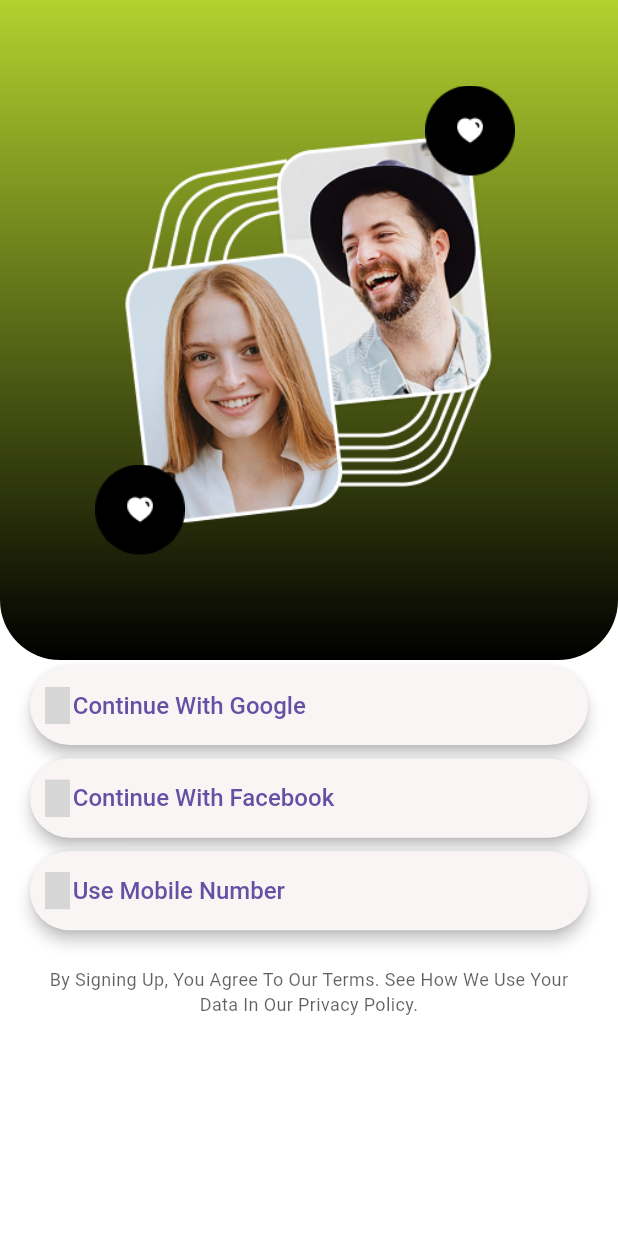
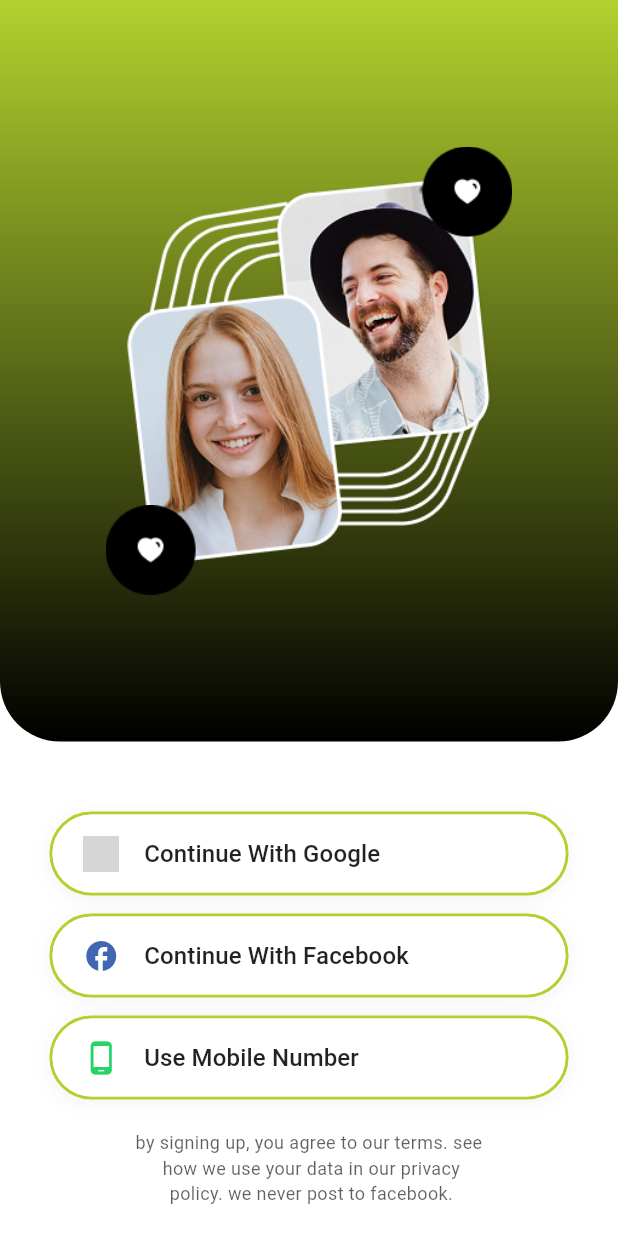
Before and after one commit to Seshadevi/dating_app, a Flutter app: the SelectPage screen opened directly, on a phone screen of 412 x 824 dp. Run offline on Flutter 3.47's test engine with Material 3 defaults, Android fonts, the phone set to English and light mode, and no system bars; our stand-ins replace flutter_riverpod, flutter_svg, font_awesome_flutter, intl_phone_field, pin_code_fields; Roboto replaces fonts that are missing (Lexend); grey boxes are pictures that could not be loaded.

Commit message:
loging selection mode

```diff
--- a/lib/screens/Entryselection_page.dart
+++ b/lib/screens/Entryselection_page.dart
@@ -2,32 +2,53 @@ import 'package:flutter/material.dart';
 import 'package:flutter_riverpod/flutter_riverpod.dart';
 import 'package:dating/screens/logins/loginscreen.dart';
 import 'package:flutter_svg/flutter_svg.dart';
+import 'package:font_awesome_flutter/font_awesome_flutter.dart';
 
 class SelectPage extends ConsumerWidget {
   const SelectPage({super.key});
 
   @override
   Widget build(BuildContext context, WidgetRef ref) {
+    // Get screen dimensions using MediaQuery
+    final screenSize = MediaQuery.of(context).size;
+    final screenWidth = screenSize.width;
+    final screenHeight = screenSize.height;
+
+    // Define responsive breakpoints
+    final isSmallScreen = screenWidth < 375;
+    final isMediumScreen = screenWidth >= 375 && screenWidth < 768;
+    final isLargeScreen = screenWidth >= 768;
+
     return Scaffold(
       backgroundColor: Colors.white,
       body: Column(
         children: [
-          _buildImageSection(), // **Fixed Image Section**
-          // const Spacer(),
-          _buildButtons(context), // **Buttons**
-          const SizedBox(height: 20),
-          _buildDisclaimerText(), // **Disclaimer**
-          const SizedBox(height: 20),
+          _buildImageSection(screenWidth, screenHeight, isSmallScreen),
+          const Spacer(),
+          _buildButtons(context, screenWidth, isSmallScreen),
+          SizedBox(height: isSmallScreen ? 15 : 20),
+          _buildDisclaimerText(screenWidth),
+          SizedBox(height: isSmallScreen ? 15 : 20),
         ],
       ),
     );
   }
 
-  /// **Image Section Fixed**
-  Widget _buildImageSection() {
+  /// **Image Section with Responsive Design**
+  Widget _buildImageSection(double screenWidth, double screenHeight, bool isSmallScreen) {
+    // Calculate responsive dimensions
+    final containerHeight = isSmallScreen
+        ? screenHeight * 0.55  // 55% of screen height for small screens
+        : screenHeight * 0.60; // 60% for larger screens
+
+    final mainImageWidth = screenWidth * 0.6; // 60% of screen width
+    final mainImageHeight = containerHeight * 0.7; // 70% of container height
+
+    final smallImageSize = isSmallScreen ? 45.0 : 60.0;
+
     return Container(
       width: double.infinity,
-      height: 440.0,
+      height: containerHeight,
       decoration: const BoxDecoration(
         gradient: LinearGradient(
           colors: [
@@ -53,32 +74,32 @@ class SelectPage extends ConsumerWidget {
               borderRadius: BorderRadius.circular(8.0),
               child: Image.asset(
                 'assets/Group_1000002551.png',
-                width: 250.0,
-                height: 375.0,
+                width: mainImageWidth,
+                height: mainImageHeight,
                 fit: BoxFit.contain,
               ),
             ),
           ),
           Align(
-            alignment: AlignmentDirectional(0.61, -0.7),
+            alignment: AlignmentDirectional(0.60, -0.55),
             child: ClipRRect(
               borderRadius: BorderRadius.circular(8.0),
               child: Image.asset(
                 'assets/Frame_1597886617.png',
-                width: 60.0,
-                height: 60.0,
+                width: smallImageSize,
+                height: smallImageSize,
                 fit: BoxFit.contain,
               ),
             ),
           ),
           Align(
-            alignment: AlignmentDirectional(-0.64, 0.63),
+            alignment: AlignmentDirectional(-0.60, 0.55),
             child: ClipRRect(
               borderRadius: BorderRadius.circular(8.0),
               child: Image.asset(
                 'assets/Frame_1597886617.png',
-                width: 60.0,
-                height: 60.0,
+                width: smallImageSize,
+                height: smallImageSize,
                 fit: BoxFit.cover,
               ),
             ),
@@ -86,116 +107,143 @@ class SelectPage extends ConsumerWidget {
         ],
       ),
     );
-    // Container(
-    //   width: double.infinity,
-    //   height: 450, // Adjusted for perfect fit
-
-    //    decoration: const BoxDecoration(
-    //       gradient: LinearGradient(
-    //         // colors: [Color(0xFF00A878), Color(0xFF028090)],
-    //         colors: [Color(0xFF869E23), Color(0xFF000000)],
-    //         begin: Alignment.topLeft,
-    //         end: Alignment.bottomRight,
-    //       ),
-    //        borderRadius: BorderRadius.only(
-    //       bottomLeft: Radius.circular(60), // **Rounded Bottom**
-    //       bottomRight: Radius.circular(60),
-    //     ),
-
-    //     ),
-    //   child: Center(
-    //     child: ClipRRect(
-    //       borderRadius: BorderRadius.circular(20),
-    //       child: Image.asset(
-    //         "assets/image.png", // **Your Image Path**
-    //         width: 290, // Image Size Adjusted
-    //         height: 290,
-    //         fit: BoxFit.cover,
-    //       ),
-    //     ),
-    //   ),
-    // );
   }
 
-  /// **Buttons Section**
-  Widget _buildButtons(BuildContext context) {
-    final screenWidth = MediaQuery.of(context).size.width;
-    final screenHeight = MediaQuery.of(context).size.height;
-    return Column(
+  /// **Buttons Section with Responsive Design**
+  Widget _buildButtons(BuildContext context, double screenWidth, bool isSmallScreen) {
+    final horizontalPadding = screenWidth * 0.08; // 8% of screen width
+    final buttonSpacing = isSmallScreen ? 10.0 : 12.0;
+
+    return Padding(
+      padding: EdgeInsets.symmetric(horizontal: horizontalPadding),
+      child: Column(
         children: [
-        _longButton(
+          _buildSocialButton(
             "Continue With Google",
-          SvgPicture.asset(
-            'assets/google_logo.svg',
-            width: screenWidth * 0.04,
-            height: screenHeight * 0.03,
-          ),
+            null,
+            const Color(0xffDB4437),
+            screenWidth,
+            isSmallScreen,
                 () {
-            // Your Google Login Logic Here
-
               print("Google Login Clicked");
             },
+            image: Image.asset(
+              'assets/google.png',
+              width: isSmallScreen ? 20 : 24,
+              height: isSmallScreen ? 20 : 24,
             ),
-        const SizedBox(height: 1),
-        _longButton(
+          ),
+          SizedBox(height: buttonSpacing),
+          _buildSocialButton(
             "Continue With Facebook",
-          SvgPicture.asset(
-            'assets/google_logo.svg',
-            width: screenWidth * 0.04,
-            height: screenHeight * 0.03,
-          ),
+            null,
+            const Color(0xff4267B2),
+            screenWidth,
+            isSmallScreen,
                 () {
-            // Your Facebook Login Logic Here
               print("Facebook Login Clicked");
             },
+            icon: Icons.facebook,
           ),
-        const SizedBox(height: 1),
-        _longButton(
+          SizedBox(height: buttonSpacing),
+          _buildSocialButton(
             "Use Mobile Number",
-          SvgPicture.asset(
-            'assets/google_logo.svg',
-            width: screenWidth * 0.04,
-            height: screenHeight * 0.03,
-          ),
+            null,
+            const Color(0xff25D366),
+            screenWidth,
+            isSmallScreen,
                 () {
               Navigator.push(
                 context,
                 MaterialPageRoute(builder: (context) => LoginScreen()),
               );
-            // Your Mobile Number Login Logic Here
               print("Mobile Login Clicked");
             },
+            icon: Icons.phone_android,
           ),
         ],
+      ),
     );
   }
 
-  /// **Single Long Button**
-  Widget _longButton(String text, Widget leading, VoidCallback onPressed) {
-    return Padding(
-      padding: const EdgeInsets.symmetric(horizontal: 20.0, vertical: 4.0),
+  /// **Responsive Social Button**
+  Widget _buildSocialButton(
+      String text,
+      String? svgAsset,
+      Color accentColor,
+      double screenWidth,
+      bool isSmallScreen,
+      VoidCallback onPressed, {
+        IconData? icon,
+        Widget? image,
+      }) {
+
+    final buttonHeight = isSmallScreen ? 50.0 : 56.0;
+    final borderRadius = buttonHeight / 2;
+    final fontSize = isSmallScreen ? 14.0 : 16.0;
+    final iconSize = isSmallScreen ? 20.0 : 24.0;
+
+    return Container(
+      width: double.infinity,
+      height: buttonHeight,
+      decoration: BoxDecoration(
+        borderRadius: BorderRadius.circular(borderRadius),
+        border: Border.all(
+          color: const Color(0xffB2D12E),
+          width: 2,
+        ),
+        boxShadow: [
+          BoxShadow(
+            color: Colors.black.withOpacity(0.05),
+            blurRadius: 10,
+            offset: const Offset(0, 2),
+          ),
+        ],
+      ),
       child: ElevatedButton(
         onPressed: onPressed,
         style: ElevatedButton.styleFrom(
-          backgroundColor: const Color.fromARGB(255, 250, 245, 245),
-          elevation: 4,
+          backgroundColor: Colors.white,
+          foregroundColor: Colors.black87,
+          elevation: 0,
           shape: RoundedRectangleBorder(
-            borderRadius: BorderRadius.circular(35),
+            borderRadius: BorderRadius.circular(borderRadius),
           ),
-          padding: const EdgeInsets.symmetric(vertical: 14, horizontal: 10),
+          padding: EdgeInsets.symmetric(
+            horizontal: screenWidth * 0.05, // 5% of screen width
+          ),
         ),
         child: Row(
-          mainAxisAlignment: MainAxisAlignment.start,
           children: [
-            leading, // 👈 this can be an Image or Icon
-            const SizedBox(width: 2),
-            Text(
+            // Icon/Logo/Image
+            if (image != null)
+              image
+            else if (svgAsset != null)
+              SvgPicture.asset(
+                svgAsset,
+                width: iconSize,
+                height: iconSize,
+                colorFilter: ColorFilter.mode(accentColor, BlendMode.srcIn),
+              )
+            else if (icon != null)
+                Icon(
+                  icon,
+                  color: accentColor,
+                  size: iconSize,
+                ),
+
+            SizedBox(width: screenWidth * 0.04), // 4% of screen width
+
+            // Text
+            Expanded(
+              child: Text(
                 text,
-              style: const TextStyle(
+                style: TextStyle(
                   fontFamily: 'Lexend',
-                fontSize: 16.0,
-                letterSpacing: 0.0,
+                  fontSize: fontSize,
                   fontWeight: FontWeight.w500,
+                  color: Colors.black87,
+                ),
               ),
             ),
           ],
@@ -204,17 +252,83 @@ class SelectPage extends ConsumerWidget {
     );
   }
 
-  /// **Disclaimer Text**
-  Widget _buildDisclaimerText() {
+  /// **Responsive Disclaimer Text**
+  Widget _buildDisclaimerText(double screenWidth) {
+    final horizontalPadding = screenWidth * 0.08; // 8% of screen width
+    final fontSize = screenWidth < 375 ? 11.0 : 12.0;
+
     return Padding(
-      padding: const EdgeInsets.symmetric(horizontal: 30),
+      padding: EdgeInsets.symmetric(horizontal: horizontalPadding),
       child: Text(
-        "By Signing Up, You Agree To Our Terms. See How We Use Your Data In Our Privacy Policy.",
+        "by signing up, you agree to our terms. see \n how we use your data in our privacy \n policy. we never post to facebook.",
         textAlign: TextAlign.center,
         maxLines: 3,
-        style: const TextStyle(
-            fontSize: 12, color: Color.fromARGB(179, 29, 28, 28)),
+        style: TextStyle(
+          fontSize: fontSize,
+          color: const Color.fromARGB(179, 29, 28, 28),
+        ),
       ),
     );
   }
 }
+
+// Alternative approach using LayoutBuilder for more precise control
+class SelectPageAlternative extends ConsumerWidget {
+  const SelectPageAlternative({super.key});
+
+  @override
+  Widget build(BuildContext context, WidgetRef ref) {
+    return Scaffold(
+      backgroundColor: Colors.white,
+      body: LayoutBuilder(
+        builder: (context, constraints) {
+          final screenWidth = constraints.maxWidth;
+          final screenHeight = constraints.maxHeight;
+
+          return Column(
+            children: [
+              _buildImageSection(screenWidth, screenHeight),
+              const Spacer(),
+              _buildButtons(context, screenWidth),
+              const SizedBox(height: 20),
+              _buildDisclaimerText(screenWidth),
+              const SizedBox(height: 20),
+            ],
+          );
+        },
+      ),
+    );
+  }
+
+  Widget _buildImageSection(double screenWidth, double screenHeight) {
+    return Container(
+      width: double.infinity,
+      height: screenHeight * 0.6, // 60% of available height
+      decoration: const BoxDecoration(
+        gradient: LinearGradient(
+          colors: [Color(0xffB2D12E), Color(0xff000000)],
+          stops: [0.0, 1.0],
+          begin: AlignmentDirectional(0.0, -1.0),
+          end: AlignmentDirectional(0, 1.0),
+        ),
+        borderRadius: BorderRadius.only(
+          bottomLeft: Radius.circular(40.0),
+          bottomRight: Radius.circular(40.0),
+          topLeft: Radius.circular(0.0),
+          topRight: Radius.circular(0.0),
+        ),
+      ),
+      // Stack content here...
+    );
+  }
+
+  Widget _buildButtons(BuildContext context, double screenWidth) {
+    // Responsive button implementation
+    return Container(); // Placeholder
+  }
+
+  Widget _buildDisclaimerText(double screenWidth) {
+    // Responsive disclaimer implementation
+    return Container(); // Placeholder
+  }
+}
--- a/pubspec.yaml
+++ b/pubspec.yaml
@@ -81,6 +81,7 @@ flutter:
       - assets/mail_frame.png
       - assets/Heart.png
       - assets/Vector.png
+      - assets/google.png
   # An image asset can refer to one or more resolution-specific "variants", see
   # https://flutter.dev/to/resolution-aware-images
 
```
Also changed, not shown: pubspec.lock. Lines whose indentation alone changed are shown as unchanged.
